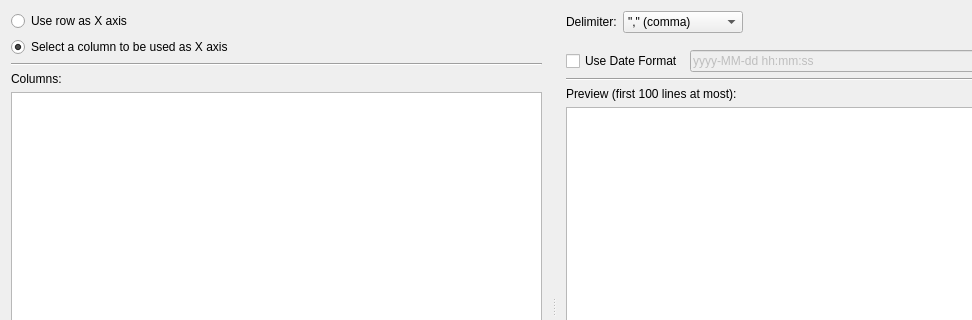
First picture: the form in plotjuggler_plugins/DataLoadCSV/dataload_csv.ui, repository yuanzhongqiao/PlotJuggler, before the edit; both pictures show x 0 to 972 and y 0 to 320 of the 1107 by 640 pixel window.
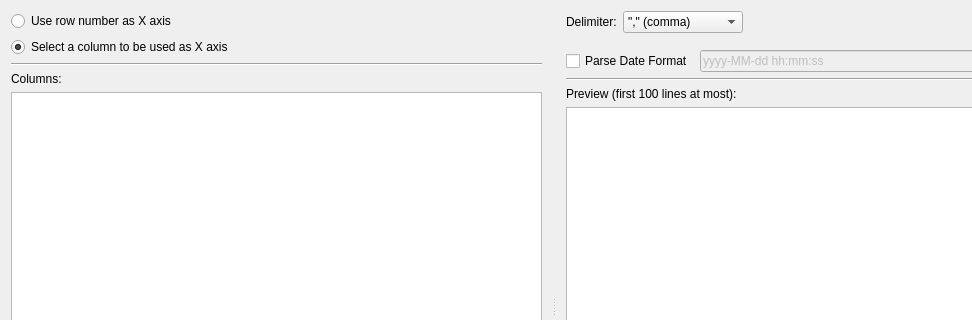
Second picture: the form after the edit.

The edit to the form file:
```diff
--- a/plotjuggler_plugins/DataLoadCSV/dataload_csv.ui
+++ b/plotjuggler_plugins/DataLoadCSV/dataload_csv.ui
@@ -27,7 +27,7 @@
        <item>
         <widget class="QRadioButton" name="radioButtonIndex">
          <property name="text">
-          <string>Use row as X axis</string>
+          <string>Use row number as X axis</string>
          </property>
         </widget>
        </item>
@@ -122,7 +122,7 @@
          <item>
           <widget class="QCheckBox" name="checkBoxDateFormat">
            <property name="text">
-            <string>Use Date Format</string>
+            <string>Parse Date Format</string>
            </property>
           </widget>
          </item>
```
